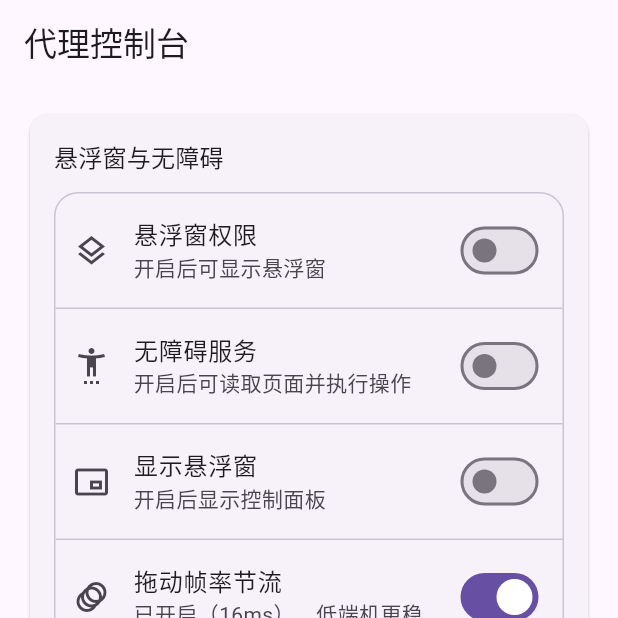
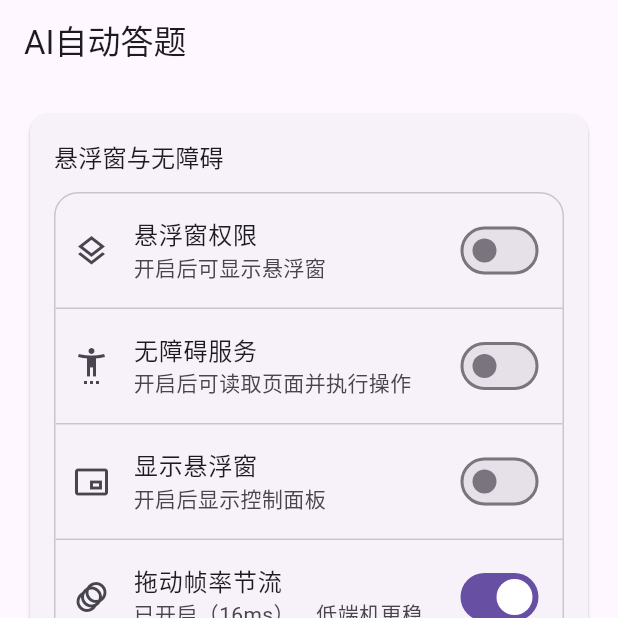
Before and after one commit to zhao004/flutter_answer, a Flutter app: the screen it shows after launch, on a phone screen of 412 x 824 dp, the top half of it. Run offline on Flutter 3.47's test engine with Material 3 defaults, Android fonts, the phone set to English and light mode, and no system bars; our stand-ins replace dio, get, retrofit, shared_preferences; missing offline and left inert: flutter_overlay_window, langchain, langchain_openai; generated files the repository leaves out were written again; statements that could not run were skipped.

Commit message:
feat: 修复软件名称

```diff
--- a/lib/app/pages/home/home_view.dart
+++ b/lib/app/pages/home/home_view.dart
@@ -10,7 +10,7 @@ class HomeView extends GetView<HomeController> {
   @override
   Widget build(BuildContext context) {
     return Scaffold(
-      appBar: AppBar(title: const Text('代理控制台')),
+      appBar: AppBar(title: const Text('AI自动答题')),
       body: ListView(
         padding: const EdgeInsets.all(16),
         children: [
@@ -97,7 +97,6 @@ class _AgentHintCard extends StatelessWidget {
     );
   }
 }
-
 
 class _AccessCard extends StatelessWidget {
   const _AccessCard({required this.controller});
--- a/lib/main.dart
+++ b/lib/main.dart
@@ -8,7 +8,7 @@ void main() {
   WidgetsFlutterBinding.ensureInitialized();
   runApp(
     GetMaterialApp(
-      title: "Application",
+      title: "AI自动答题",
       initialRoute: AppPages.initial,
       getPages: AppPages.routes,
     ),
```
